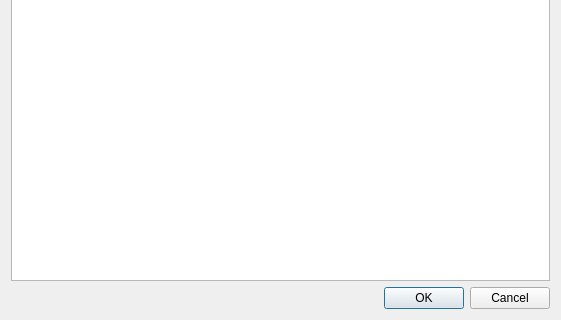
Above: plugin/globalt_dialog_base.ui from IZSVenezie/VetEpiGIS-Stat before the change; both pictures show x 0 to 561 and y 151 to 471 of the 561 by 471 pixel window. Below: the same form after it.
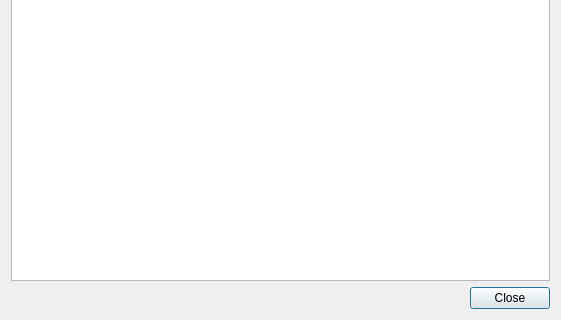
That is the form after the change.

```diff
--- a/plugin/globalt_dialog_base.ui
+++ b/plugin/globalt_dialog_base.ui
@@ -101,7 +101,7 @@
       <enum>Qt::Horizontal</enum>
      </property>
      <property name="standardButtons">
-      <set>QDialogButtonBox::Cancel|QDialogButtonBox::Ok</set>
+      <set>QDialogButtonBox::Close</set>
      </property>
     </widget>
    </item>
```
